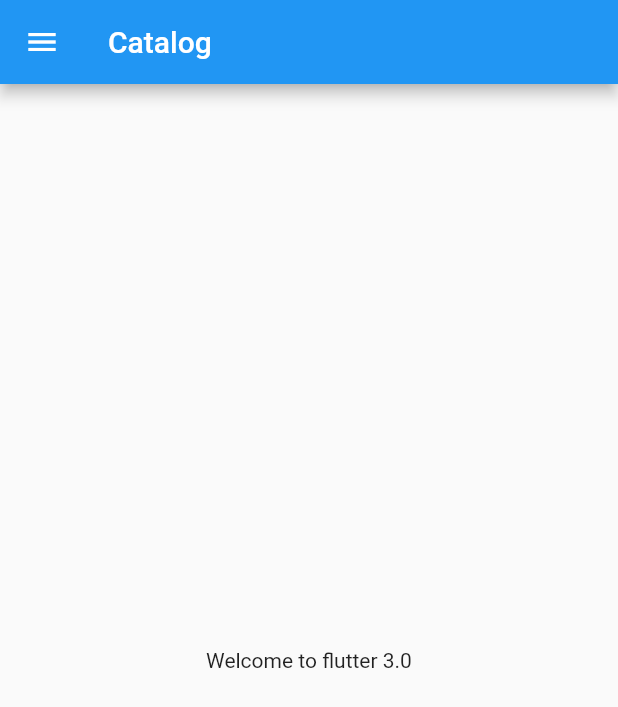
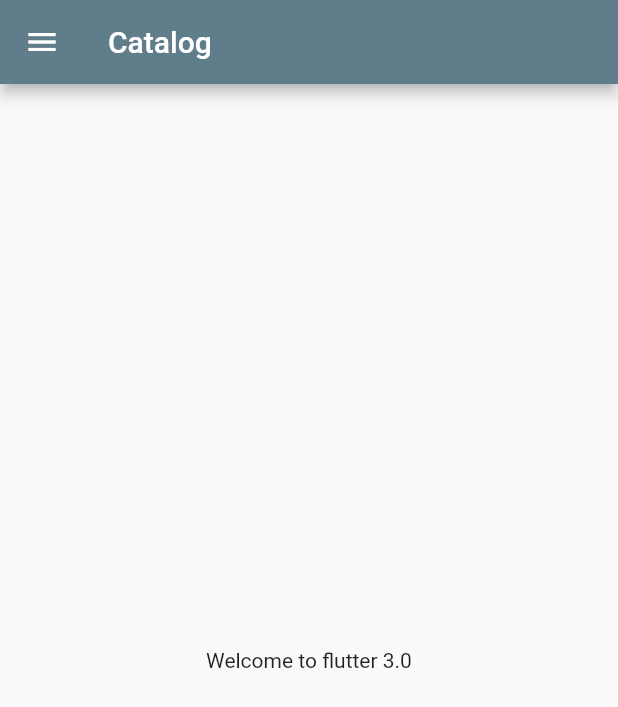
Before and after one commit to ZohairSayyed/flutter_catalog, a Flutter app: the screen it shows after launch, on a phone screen of 412 x 824 dp. Shown: the top 707 px of the screen. Run offline on Flutter 3.47's test engine with Material 2 defaults, Android fonts, the phone set to English and light mode, and no system bars.

```diff
--- a/lib/main.dart
+++ b/lib/main.dart
@@ -1,8 +1,9 @@
 // ignore_for_file: prefer_const_constructors
 
 import 'package:flutter/material.dart';
-
-import 'home_page.dart';
+import 'package:flutter_catalog/pages/login_page.dart';
+import 'pages/home_page.dart';
+import 'pages/login_page.dart';
 
 void main() {
   runApp(MyApp());
@@ -13,7 +14,16 @@ class MyApp extends StatelessWidget {
   @override
   Widget build(BuildContext context) {
     return MaterialApp(
-      home: HomePage(),
+      // home: HomePage(),
+      theme: ThemeData(primarySwatch: Colors.blueGrey),
+      themeMode: ThemeMode.system,
+      darkTheme: ThemeData(brightness: Brightness.dark),
+      initialRoute: "/home",
+      routes: {
+        "/": (context) => LoginPage(),
+        "/home": (context) => HomePage(),
+        "/login": (context) => LoginPage()
+      },
     );
   }
 }
```
Also changed, not shown: lib/pages/login_page.dart (added, +21 -0 lines), lib/pages/home_page.dart (renamed from lib/home_page.dart).
